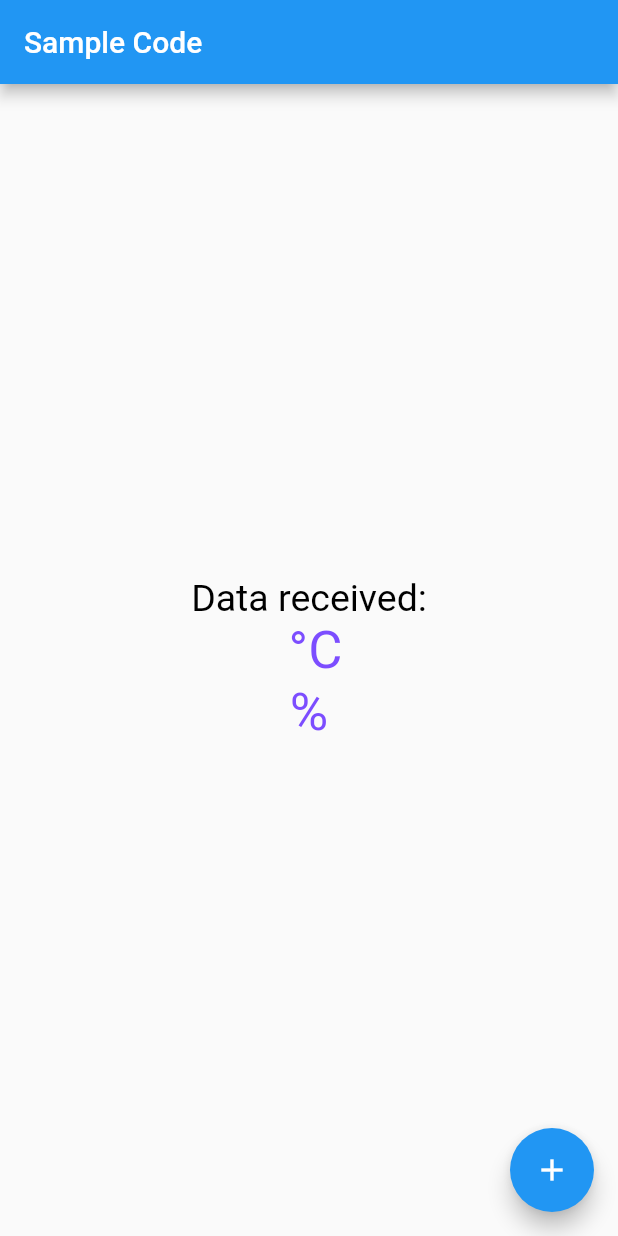
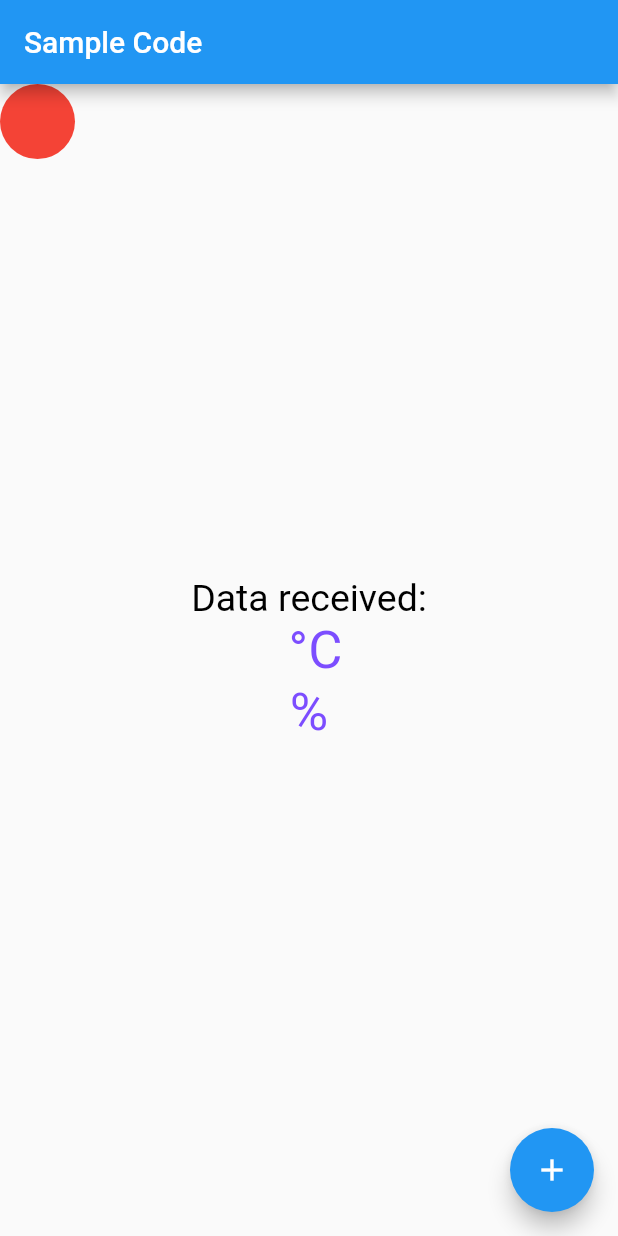
Before and after one commit to tallpizza/plant_factory, a Flutter app: the screen it shows after launch, on a phone screen of 412 x 824 dp. Run offline on Flutter 3.47's test engine with Material 2 defaults, Android fonts, the phone set to English and light mode, and no system bars; missing offline and left inert: mqtt_client.

Commit message:
드래그 하면 움직이는 원 만들기 #3

```diff
--- a/lib/main.dart
+++ b/lib/main.dart
@@ -1,6 +1,4 @@
 import 'package:flutter/material.dart';
-import 'package:mqtt_client/mqtt_client.dart';
-import 'package:mqtt_client/mqtt_server_client.dart';
 import 'mqttHandler.dart';
 
 void main() {
@@ -35,14 +33,18 @@ class _MyStatefulWidgetState extends State<MyStatefulWidget> {
     mqttHandler.connect();
   }
 
+  var _top = 0.0;
+  var _left = 0.0;
   @override
   Widget build(BuildContext context) {
     return Scaffold(
       appBar: AppBar(
         title: const Text('Sample Code'),
       ),
-      body: Center(
-        child: Column(
+      body: Stack(
+        fit: StackFit.expand,
+        children: <Widget>[
+          Column(
             mainAxisAlignment: MainAxisAlignment.center,
             children: <Widget>[
               const Text('Data received:',
@@ -73,6 +75,27 @@ class _MyStatefulWidgetState extends State<MyStatefulWidget> {
                   valueListenable: mqttHandler.humi),
             ],
           ),
+          Positioned(
+            top: _top,
+            left: _left,
+            child: GestureDetector(
+              onPanUpdate: (details) {
+                setState(() {
+                  _top += details.delta.dy;
+                  _left += details.delta.dx;
+                });
+              },
+              child: Container(
+                width: 50,
+                height: 50,
+                decoration: const BoxDecoration(
+                  color: Colors.red,
+                  shape: BoxShape.circle,
+                ),
+              ),
+            ),
+          ),
+        ],
       ),
       floatingActionButton: FloatingActionButton(
         onPressed: () => setState(() => _count++),
--- a/lib/mqttHandler.dart
+++ b/lib/mqttHandler.dart
@@ -20,7 +20,6 @@ class MqttHandler with ChangeNotifier {
     client.onSubscribeFail = onSubscribeFail;
     client.pongCallback = pong;
     client.keepAlivePeriod = 60;
-    client.logging(on: true);
 
     /// Set the correct MQTT protocol for mosquito
     client.setProtocolV311();
```
Lines whose indentation alone changed are shown as unchanged.
